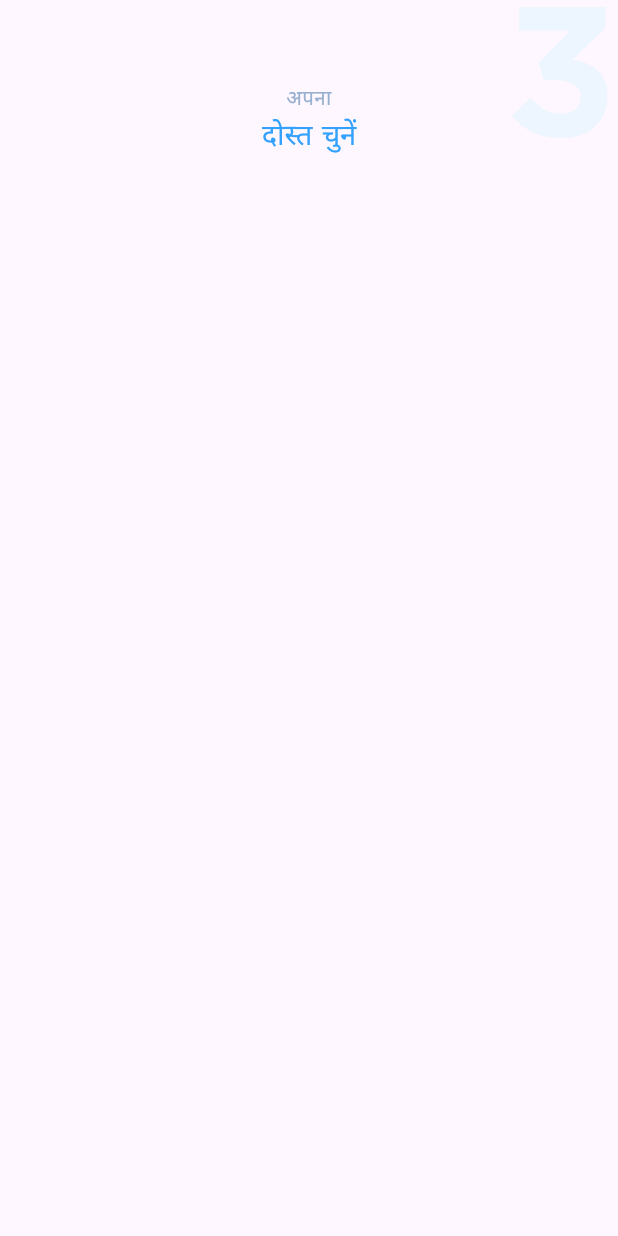
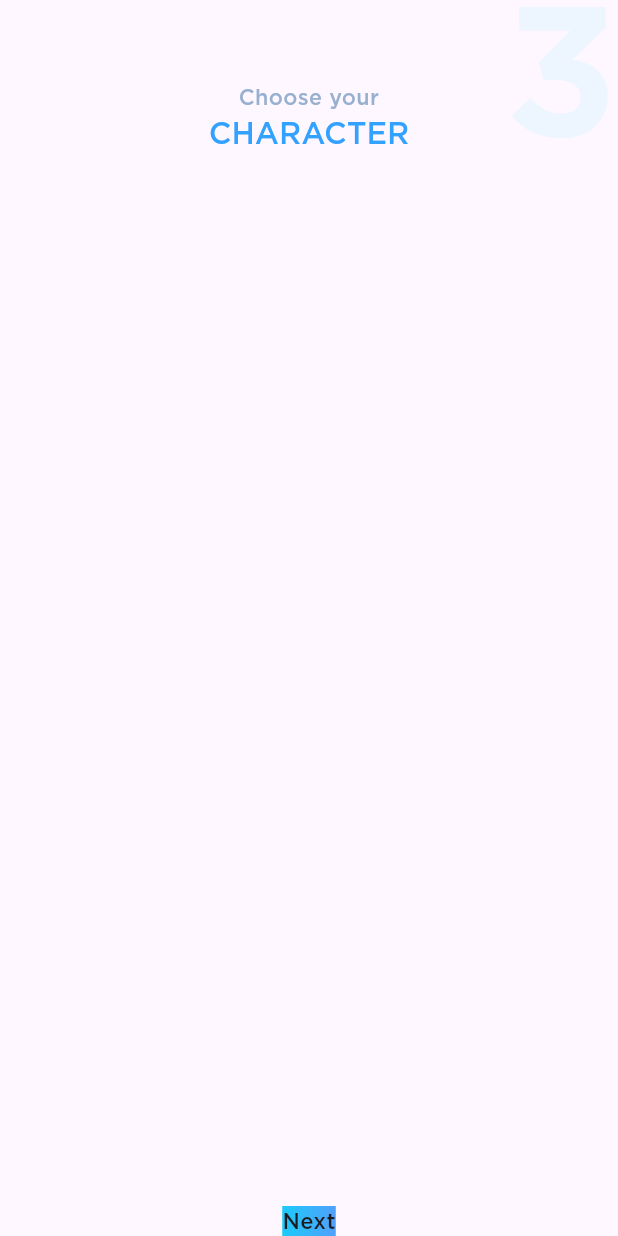
Before and after one commit to TheAnanta/toki, a Flutter app: the OnboardingLayout screen opened directly, on a phone screen of 412 x 824 dp. Run offline on Flutter 3.47's test engine with Material 3 defaults, Android fonts, the phone set to English and light mode, and no system bars; our stand-ins replace flutter_svg, localization.

Commit message:
added toki text button and icon button and developing onboarding screen
Signed-off-by: Manas Malla <manasmalla.dev@gmail.com>

```diff
--- a/lib/i18n/kn_IN.json
+++ b/lib/i18n/kn_IN.json
@@ -2,7 +2,7 @@
     "login": "ಪ್ರವೇಶ",
     "start": "ಮುಂದಿನದು ಪ್ರಾರಂಭಿಸಿ",
     "next": "ಮುಂದೆ",
-    "choose-your-character": "ನಿಮ್ಮ ಪಾತ್ರವನ್ನು ಆಯ್ಕೆ ಮಾಡಿ",
+    "choose-your-character": "ನಿಮ್ಮ\nಪಾತ್ರವನ್ನು ಆಯ್ಕೆ ಮಾಡಿ",
     "choose-your-native language": "ನಿಮ್ಮ ಸ್ಥಳೀಯ ಭಾಷೆಯನ್ನು ಆಯ್ಕೆ ಮಾಡಿ",
     "choose-your-motivation": "ನಿಮ್ಮ ಪ್ರೇರಣೆಯನ್ನು ಆಯ್ಕೆ ಮಾಡಿ",
     "choose-your-academic-level": "ನಿಮ್ಮ ಶೈಕ್ಷಣಿಕ ಮಟ್ಟವನ್ನು ಆಯ್ಕೆ ಮಾಡಿ",
--- a/lib/main.dart
+++ b/lib/main.dart
@@ -32,7 +32,7 @@ class MyApp extends StatelessWidget {
         //json-file
         LocalJsonLocalization.delegate,
       ],
-      locale: Locale("hi", "IN"),
+      // locale: Locale("kn", "IN"),
       title: 'Flutter Demo',
       theme: ThemeData(
           colorScheme: ColorScheme.fromSeed(seedColor: Colors.deepPurple),
--- a/lib/presentation/widgets/onboarding/onboarding_layout.dart
+++ b/lib/presentation/widgets/onboarding/onboarding_layout.dart
@@ -1,9 +1,11 @@
 import 'package:flutter/material.dart';
 import 'package:localization/localization.dart';
 import 'package:toki/presentation/responsiveness.dart';
+import 'package:toki/presentation/widgets/toki_button.dart';
 
 class OnboardingLayout extends StatelessWidget {
-  const OnboardingLayout({super.key});
+  final bool isFirstPage;
+  const OnboardingLayout({super.key, this.isFirstPage = false});
 
   @override
   Widget build(BuildContext context) {
@@ -51,7 +53,19 @@ class OnboardingLayout extends StatelessWidget {
                         letterSpacing: getResponsiveWidth(-0.05),
                       ),
                 ),
-                ]),
+                const Spacer(),
+                TokiTextButton(
+                  label: "Next",
+                  onPressed: () {},
+                  gradient: const LinearGradient(
+                    colors: [
+                      Color(0xFF1CCBFA),
+                      Color(0xFF519FFA),
+                    ],
+                  ),
+                ),
+              ],
+            ),
           ),
         ],
       ),
--- a/lib/presentation/widgets/toki_button.dart
+++ b/lib/presentation/widgets/toki_button.dart
@@ -20,47 +20,51 @@ class TokiButton extends StatelessWidget {
   @override
   Widget build(BuildContext context) {
     return Container(
-      child: child,
-      padding: EdgeInsets.symmetric(
-        horizontal: getResponsiveWidth(32),
-        vertical: getResponsiveHeight(18),
-      ),
       decoration: BoxDecoration(
         gradient: gradient,
         borderRadius: isFullWidth
             ? BorderRadius.circular(getResponsiveWidth(36))
             : BorderRadius.zero,
       ),
+      child: child,
     );
   }
 }
 
-// class TokiTextButton extends StatelessWidget {
-//   final Function() onPressed;
-//   final String label;
-//   const TokiTextButton({
-//     super.key,
-//     required this.label,
-//     required this.onPressed,
-//   });
+class TokiTextButton extends StatelessWidget {
+  final Function() onPressed;
+  final String label;
+  final LinearGradient gradient;
+  const TokiTextButton({
+    super.key,
+    required this.label,
+    required this.onPressed,
+    required this.gradient,
+  });
 
-//   @override
-//   Widget build(BuildContext context) {
-//     return TokiButton(
-//       onPressed: onPressed,
-//       child: Text(label),
-//     );
-//   }
-// }
+  @override
+  Widget build(BuildContext context) {
+    return TokiButton(
+      onPressed: onPressed,
+      child: Text(label),
+      gradient: gradient,
+    );
+  }
+}
 
-// class TokiIconButton extends StatelessWidget {
-//   final Function() onPressed;
-//   final IconData icon;
-//   const TokiIconButton(
-//       {super.key, required this.icon, required this.onPressed});
+class TokiIconButton extends StatelessWidget {
+  final Function() onPressed;
+  final IconData icon;
+  final LinearGradient gradient;
+  const TokiIconButton(
+      {super.key,
+      required this.icon,
+      required this.onPressed,
+      required this.gradient});
 
-//   @override
-//   Widget build(BuildContext context) {
-//     return TokiButton(onPressed: onPressed, child: Icon(icon));
-//   }
-// }
+  @override
+  Widget build(BuildContext context) {
+    return TokiButton(
+        onPressed: onPressed, child: Icon(icon), gradient: gradient);
+  }
+}
--- a/lib/presentation/widgets/toki_elevated_button.dart
+++ b/lib/presentation/widgets/toki_elevated_button.dart
@@ -88,7 +88,9 @@ class _TokiElevatedButtonState extends State<TokiElevatedButton>
                   widget.label,
                   style: Theme.of(context).textTheme.labelLarge?.copyWith(
                         color: widget.labelColor,
-                        fontSize: getResponsiveHeight(24),
+                        fontSize: widget.label.length > 8
+                            ? getResponsiveHeight(12)
+                            : getResponsiveHeight(24),
                         fontWeight: FontWeight.w700,
                       ),
                 )),
```
Also changed, not shown: 1 other file. Lines whose indentation alone changed are shown as unchanged.
